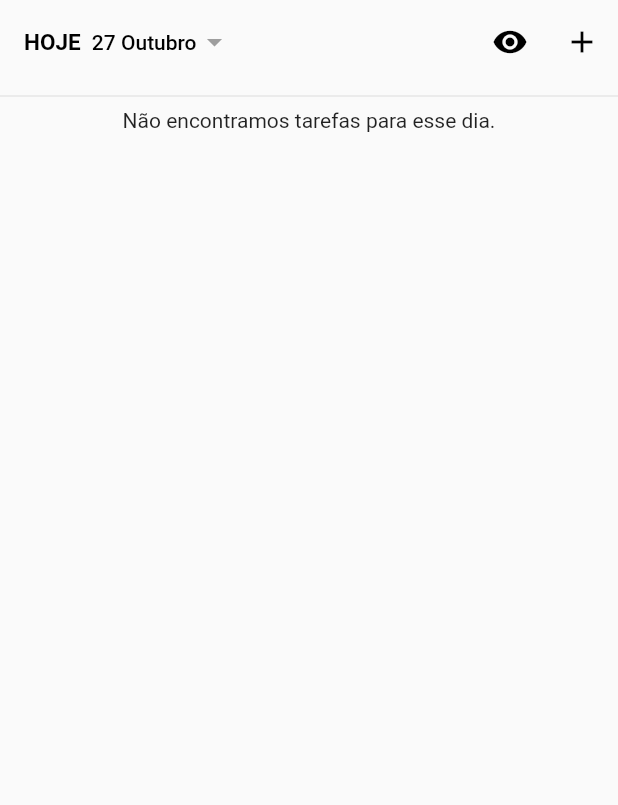
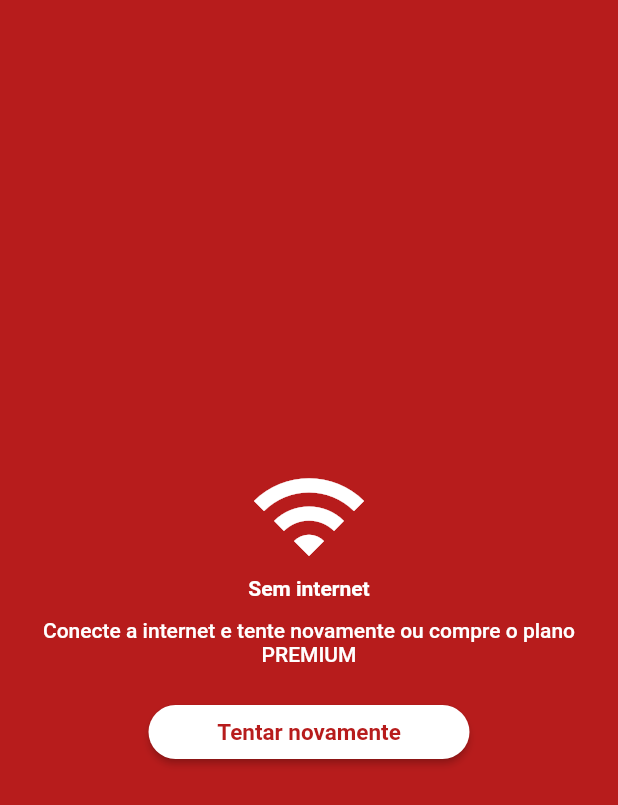
Before and after one commit to diegodanielsantana00/vexa_todo, a Flutter app: the screen it shows after launch, on a phone screen of 412 x 824 dp. Shown: the top 805 px of the screen. Run offline on Flutter 3.47's test engine with Material 2 defaults, Android fonts, the light colour scheme and no system bars; our stand-ins replace flutter_datetime_picker, flutter_local_notifications, google_mobile_ads, sqflite, timezone, yaml; accounts and stored records are empty.

Commit message:
27-10-2022 ---> Add mobile ads and internet validation in splash screen

```diff
--- a/lib/Screens/AddTask/Widgets/AddTaskScreenWidgets.dart
+++ b/lib/Screens/AddTask/Widgets/AddTaskScreenWidgets.dart
@@ -297,7 +297,7 @@ class AddTaskWidget {
       width: 200,
       child: Padding(
         padding: const EdgeInsets.all(8.0),
-        child: ElevatedButton(style: styleButtonDefaut(), onPressed: function, child: Text("Adicionar", style: TextStyle(fontSize: 15, fontWeight: FontWeight.w700, color: Colors.white))),
+        child: ElevatedButton(style: styleButtonDefaut(Colors.green), onPressed: function, child: Text("Adicionar", style: TextStyle(fontSize: 15, fontWeight: FontWeight.w700, color: Colors.white))),
       ),
     );
   }
--- /dev/null
+++ b/lib/Screens/Error/Views/internet_error_splash_screen.dart
@@ -0,0 +1,57 @@
+// ignore_for_file: prefer_const_constructors
+
+import 'package:flutter/material.dart';
+import 'package:flutter/src/widgets/container.dart';
+import 'package:flutter/src/widgets/framework.dart';
+import 'package:vexa_todo/Common/GlobalFunctions.dart';
+import 'package:vexa_todo/Common/Navigator.dart';
+import 'package:vexa_todo/Screens/Splash/Views/splash_screen.dart';
+
+class InternetErrorSplashScreen extends StatefulWidget {
+  const InternetErrorSplashScreen({super.key});
+
+  @override
+  State<InternetErrorSplashScreen> createState() => _InternetErrorSplashScreenState();
+}
+
+class _InternetErrorSplashScreenState extends State<InternetErrorSplashScreen> {
+  @override
+  Widget build(BuildContext context) {
+    return Scaffold(
+      backgroundColor: Colors.red[900],
+      body: Center(
+        child: Column(
+          mainAxisAlignment: MainAxisAlignment.center,
+          children: [
+            Icon(
+              Icons.wifi,
+              color: Colors.white,
+              size: 80,
+            ),
+            Text(
+              "Sem internet",
+              style: TextStyle(color: Colors.white, fontWeight: FontWeight.bold),
+            ),
+            Padding(
+              padding: const EdgeInsets.all(12.0),
+              child: Flexible(
+                  child: Text("Conecte a internet e tente novamente ou compre o plano PREMIUM", textAlign: TextAlign.center, style: TextStyle(color: Colors.white, fontWeight: FontWeight.w500))),
+            ),
+            SizedBox(
+              width: 230,
+              child: Padding(
+                padding: const EdgeInsets.all(8.0),
+                child: ElevatedButton(
+                    style: styleButtonDefaut(Colors.white),
+                    onPressed: () {
+                      NavigatorController().navigatorToNoReturnNoAnimated(context, SplashScreen());
+                    },
+                    child: Text("Tentar novamente", style: TextStyle(fontSize: 15, fontWeight: FontWeight.w700, color: Colors.red[900]))),
+              ),
+            ),
+          ],
+        ),
+      ),
+    );
+  }
+}
--- a/lib/Screens/Home/Widget/HomeScreenWidgets.dart
+++ b/lib/Screens/Home/Widget/HomeScreenWidgets.dart
@@ -210,7 +210,7 @@ class HomeScreenWidgets {
 Widget ButtonComplete(BuildContext context, int id_task) {
   return Center(
       child: ElevatedButton(
-    style: styleButtonDefaut(),
+    style: styleButtonDefaut(Colors.green),
     onPressed: () async {
       DatabaseHelper().updateTaskComplete(id_task);
       NavigatorController().navigatorBack(context);
@@ -222,7 +222,7 @@ Widget ButtonComplete(BuildContext context, int id_task) {
 Widget ButtonDelete(BuildContext context, int id_task) {
   return Center(
       child: ElevatedButton(
-    style: styleButtonDefautRed(),
+    style: styleButtonDefaut(Colors.red),
     onPressed: () async {
       DatabaseHelper().deleteTask(id_task);
       NavigatorController().navigatorBack(context);
--- a/lib/main.dart
+++ b/lib/main.dart
@@ -1,5 +1,7 @@
 import 'package:flutter/material.dart';
 import 'package:flutter/services.dart';
+import 'package:flutter_local_notifications/flutter_local_notifications.dart';
+import 'package:google_mobile_ads/google_mobile_ads.dart';
 import 'package:vexa_todo/Screens/Splash/Views/splash_screen.dart';
 
 Future main() async {
@@ -8,6 +10,8 @@ Future main() async {
     DeviceOrientation.portraitUp,
     DeviceOrientation.portraitDown,
   ]);
-  // ignore: prefer_const_constructors
+  MobileAds.instance.initialize();
+
+
   runApp(MaterialApp(debugShowCheckedModeBanner: false, home: SplashScreen()));
 }
--- a/pubspec.yaml
+++ b/pubspec.yaml
@@ -41,6 +41,7 @@ dependencies:
   flutter_local_notifications: ^12.0.2
   yaml: ^3.1.1
   awesome_dialog: ^3.0.2
+  google_mobile_ads: ^1.2.0
 
 dev_dependencies:
   flutter_test:
```
Also changed, not shown: lib/Common/GlobalFunctions.dart (+2 -12 lines), lib/Controller/AdsController.dart (added, +70 -0 lines), lib/Screens/Home/Views/home_screen.dart (+15 -3 lines), lib/Screens/Splash/Views/splash_screen.dart (+19 -3 lines), pubspec.lock, 4 other files.
